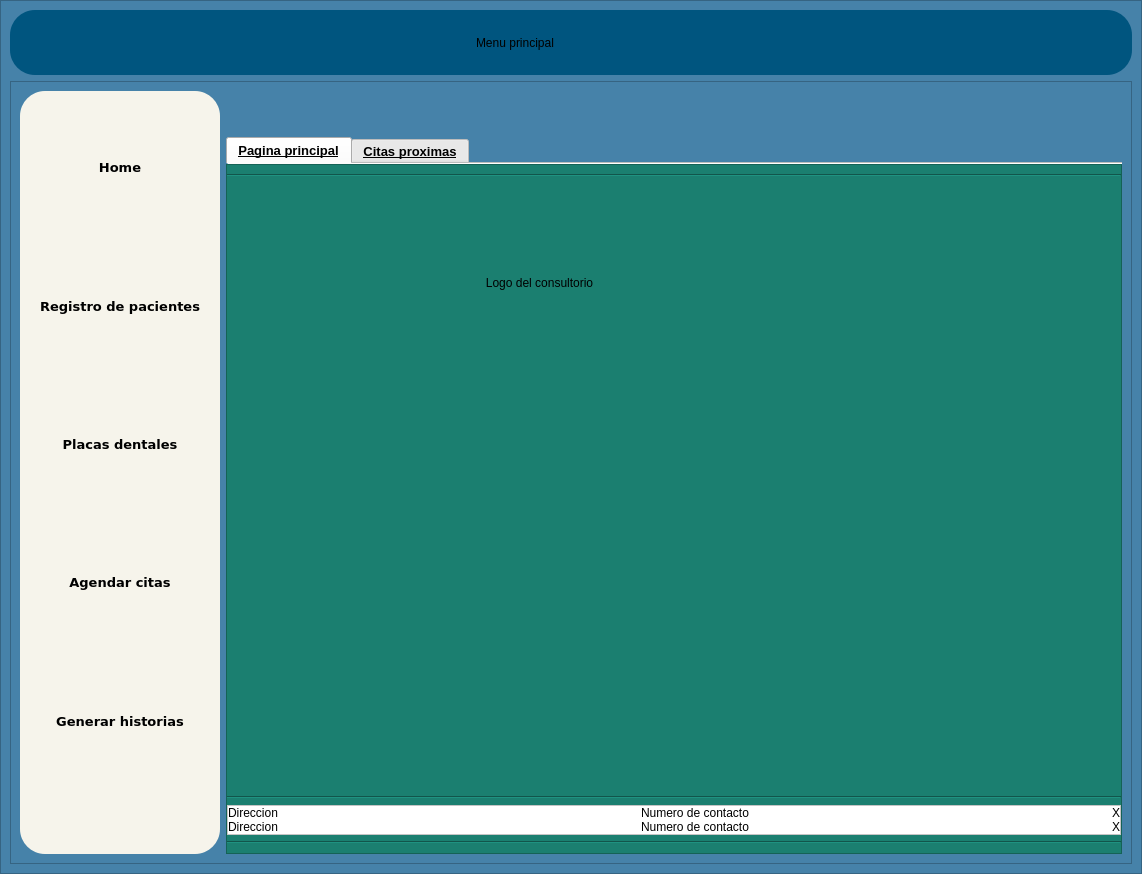
This is interfaces/menu.ui in Reinaldito04/App-Consultas-y-Historias-Medicas as Qt 5 draws it before an edit. The edited form follows.
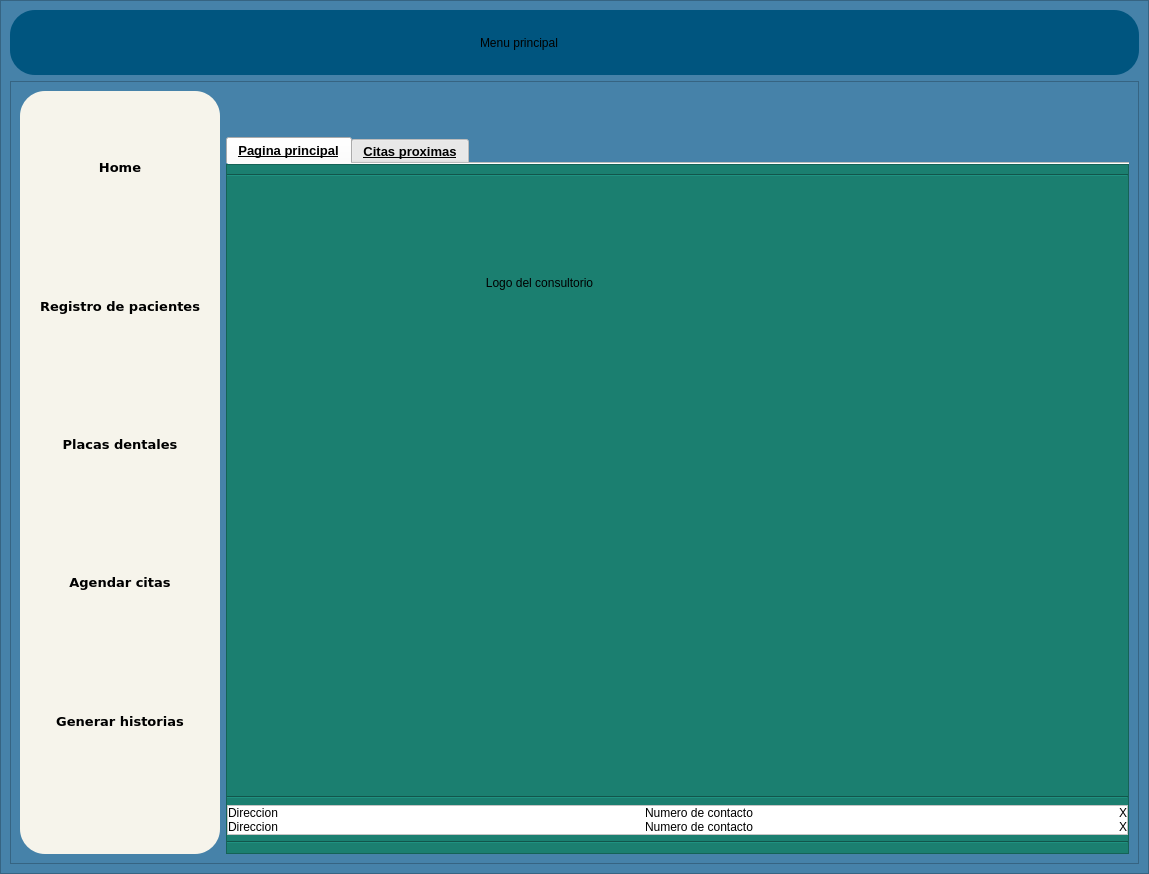
This is the edited form. Icons and pictures are not drawn.

Commit message: Pequeños justes en la ui y bdd

Diff of the .ui file:
```diff
--- a/interfaces/menu.ui
+++ b/interfaces/menu.ui
@@ -6,7 +6,7 @@
    <rect>
     <x>0</x>
     <y>0</y>
-    <width>1142</width>
+    <width>1149</width>
     <height>874</height>
    </rect>
   </property>
```
The commit also changes 3 other files.
